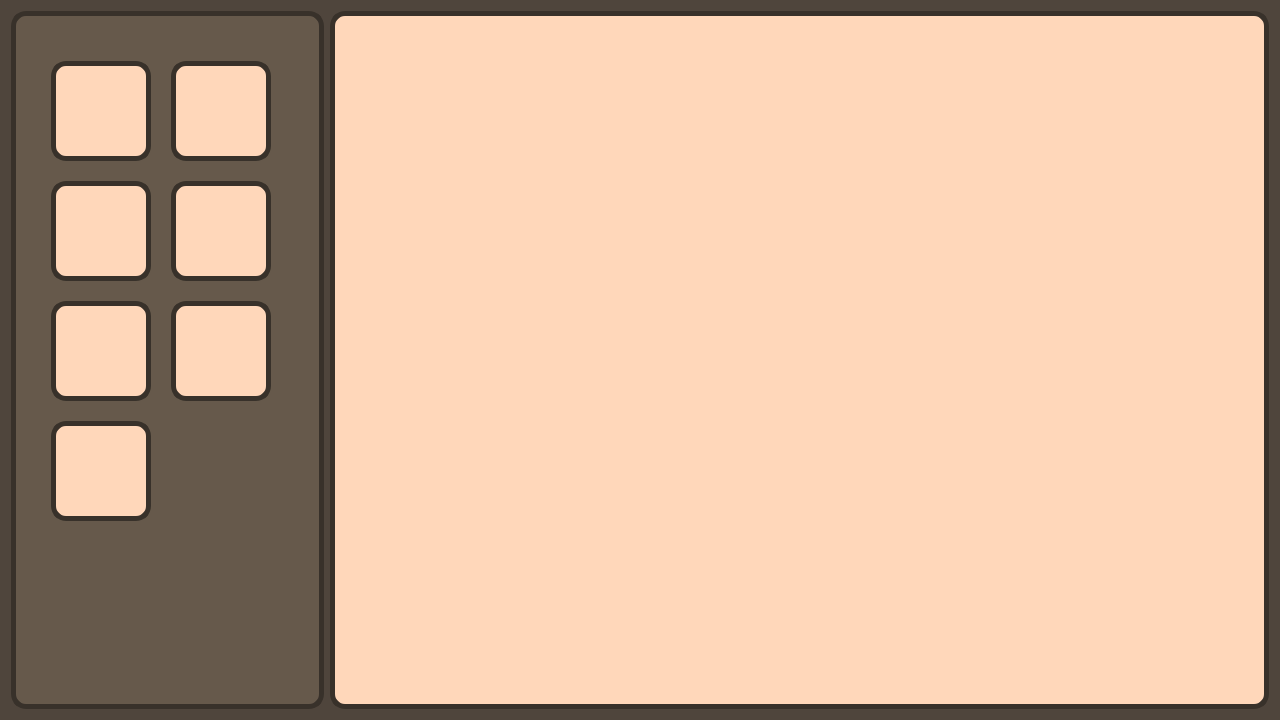
Qt form levels_editor/editor.ui (ArtemToporkov/Teeworlds) before a commit.
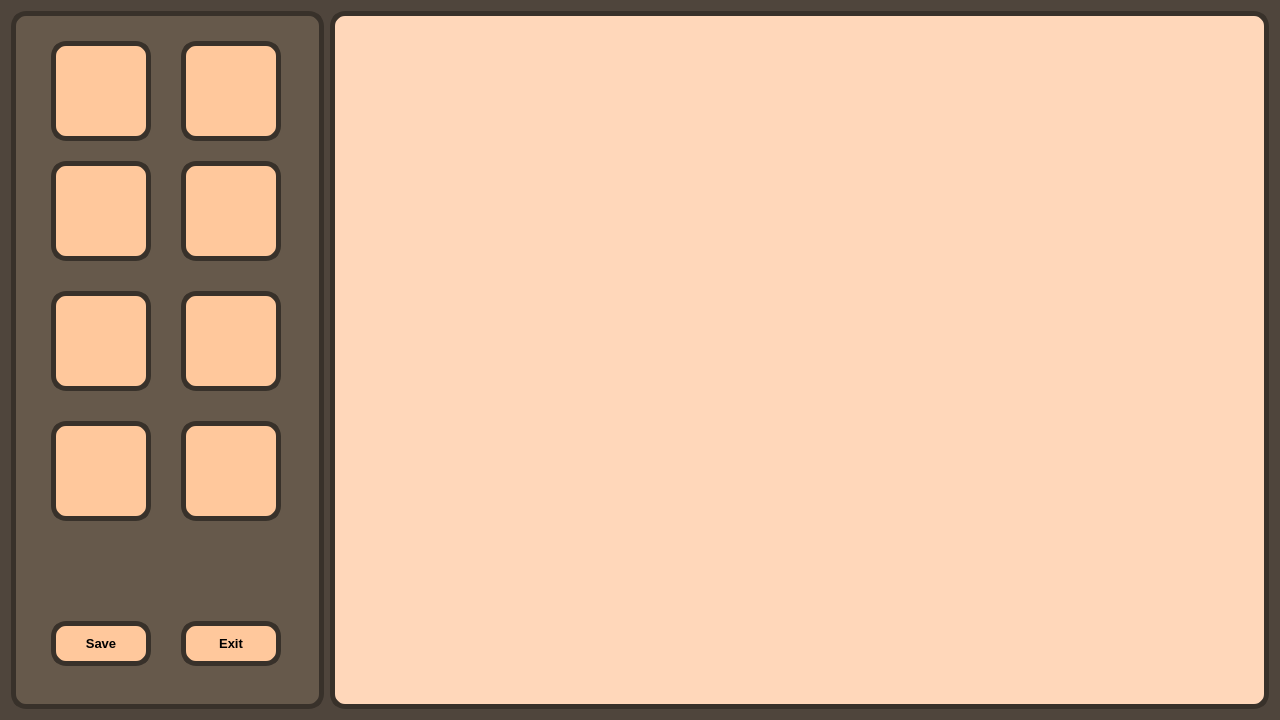
The same form after that commit. Icons and pictures are not drawn.

Patch:
```diff
--- a/levels_editor/editor.ui
+++ b/levels_editor/editor.ui
@@ -35,6 +35,23 @@
    <string notr="true">background-color: rgb(79, 69, 60);</string>
   </property>
   <layout class="QGridLayout" name="gridLayout">
+   <item row="0" column="1">
+    <widget class="QWidget" name="widget_2" native="true">
+     <property name="sizePolicy">
+      <sizepolicy hsizetype="Preferred" vsizetype="Preferred">
+       <horstretch>3</horstretch>
+       <verstretch>0</verstretch>
+      </sizepolicy>
+     </property>
+     <property name="styleSheet">
+      <string notr="true">background-color: rgb(255, 215, 186);
+border: 5px solid #38312a; /* Коричневая рамка */
+border-radius: 15px; /* Скруглённые углы */
+padding: 5px; /* Дополнительное пространство внутри кнопки */
+color: #000000;</string>
+     </property>
+    </widget>
+   </item>
    <item row="0" column="0">
     <widget class="QWidget" name="widget" native="true">
      <property name="sizePolicy">
@@ -52,109 +69,309 @@
 	color: #000000;
 }</string>
      </property>
-     <widget class="QLabel" name="label">
+     <widget class="QPushButton" name="saveButton">
       <property name="geometry">
        <rect>
         <x>40</x>
-        <y>50</y>
+        <y>610</y>
         <width>100</width>
+        <height>45</height>
+       </rect>
+      </property>
+      <property name="font">
+       <font>
+        <family>Arial</family>
+        <pointsize>10</pointsize>
+        <weight>75</weight>
+        <bold>true</bold>
+       </font>
+      </property>
+      <property name="styleSheet">
+       <string notr="true">QPushButton {
+	background-color: #FFC89C;
+}
+
+QPushButton:hover {
+    background-color: #FFDBBF; /* Изменение цвета фона при наведении */
+}
+
+QPushButton:pressed {
+    background-color: #FFB881; /* Изменение цвета фона при нажатии */
+}
+
+
+</string>
+      </property>
+      <property name="text">
+       <string>Save</string>
+      </property>
+     </widget>
+     <widget class="QPushButton" name="exitButton">
+      <property name="geometry">
+       <rect>
+        <x>170</x>
+        <y>610</y>
+        <width>100</width>
+        <height>45</height>
+       </rect>
+      </property>
+      <property name="font">
+       <font>
+        <family>Arial</family>
+        <pointsize>10</pointsize>
+        <weight>75</weight>
+        <bold>true</bold>
+       </font>
+      </property>
+      <property name="styleSheet">
+       <string notr="true">QPushButton {
+	background-color: #FFC89C;
+}
+
+QPushButton:hover {
+    background-color: #FFDBBF; /* Изменение цвета фона при наведении */
+}
+
+QPushButton:pressed {
+    background-color: #FFB881; /* Изменение цвета фона при нажатии */
+}
+
+
+</string>
+      </property>
+      <property name="text">
+       <string>Exit</string>
+      </property>
+     </widget>
+     <widget class="QPushButton" name="secondPlatform">
+      <property name="geometry">
+       <rect>
+        <x>170</x>
+        <y>30</y>
+        <width>100</width>
         <height>100</height>
        </rect>
       </property>
+      <property name="font">
+       <font>
+        <family>Arial</family>
+        <pointsize>10</pointsize>
+        <weight>75</weight>
+        <bold>true</bold>
+       </font>
+      </property>
       <property name="styleSheet">
-       <string notr="true">image: url(:/platforms/1.png);
-background-color: rgb(255, 215, 186);</string>
+       <string notr="true">QPushButton {
+	image: url(:/platforms/3.png);
+	background-color: #FFC89C;
+}
+
+QPushButton:hover {
+    background-color: #FFDBBF; /* Изменение цвета фона при наведении */
+}
+
+QPushButton:pressed {
+    background-color: #FFB881; /* Изменение цвета фона при нажатии */
+}
+
+
+</string>
       </property>
       <property name="text">
        <string/>
       </property>
      </widget>
-     <widget class="QLabel" name="label_2">
+     <widget class="QPushButton" name="firstPlatform">
       <property name="geometry">
        <rect>
-        <x>160</x>
-        <y>50</y>
+        <x>40</x>
+        <y>30</y>
         <width>100</width>
         <height>100</height>
        </rect>
       </property>
+      <property name="font">
+       <font>
+        <family>Arial</family>
+        <pointsize>10</pointsize>
+        <weight>75</weight>
+        <bold>true</bold>
+       </font>
+      </property>
       <property name="styleSheet">
-       <string notr="true">image: url(:/platforms/3.png);
-background-color: rgb(255, 215, 186);</string>
+       <string notr="true">QPushButton {
+	image: url(:/platforms/1.png);
+	background-color: #FFC89C;
+}
+
+QPushButton:hover {
+    background-color: #FFDBBF; /* Изменение цвета фона при наведении */
+}
+
+QPushButton:pressed {
+    background-color: #FFB881; /* Изменение цвета фона при нажатии */
+}
+
+
+</string>
       </property>
       <property name="text">
        <string/>
       </property>
      </widget>
-     <widget class="QLabel" name="label_3">
+     <widget class="QPushButton" name="fourthPlatform">
       <property name="geometry">
        <rect>
-        <x>160</x>
-        <y>170</y>
+        <x>170</x>
+        <y>150</y>
         <width>100</width>
         <height>100</height>
        </rect>
       </property>
+      <property name="font">
+       <font>
+        <family>Arial</family>
+        <pointsize>10</pointsize>
+        <weight>75</weight>
+        <bold>true</bold>
+       </font>
+      </property>
       <property name="styleSheet">
-       <string notr="true">image: url(:/platforms/5.png);
-background-color: rgb(255, 215, 186);</string>
+       <string notr="true">QPushButton {
+	image: url(:/platforms/5.png);
+	background-color: #FFC89C;
+}
+
+QPushButton:hover {
+    background-color: #FFDBBF; /* Изменение цвета фона при наведении */
+}
+
+QPushButton:pressed {
+    background-color: #FFB881; /* Изменение цвета фона при нажатии */
+}
+
+
+</string>
       </property>
       <property name="text">
        <string/>
       </property>
      </widget>
-     <widget class="QLabel" name="label_4">
+     <widget class="QPushButton" name="thirdPlatform">
       <property name="geometry">
        <rect>
         <x>40</x>
-        <y>170</y>
+        <y>150</y>
         <width>100</width>
         <height>100</height>
        </rect>
       </property>
+      <property name="font">
+       <font>
+        <family>Arial</family>
+        <pointsize>10</pointsize>
+        <weight>75</weight>
+        <bold>true</bold>
+       </font>
+      </property>
       <property name="styleSheet">
-       <string notr="true">image: url(:/platforms/4.png);
-background-color: rgb(255, 215, 186);</string>
+       <string notr="true">QPushButton {
+	image: url(:/platforms/4.png);
+	background-color: #FFC89C;
+}
+
+QPushButton:hover {
+    background-color: #FFDBBF; /* Изменение цвета фона при наведении */
+}
+
+QPushButton:pressed {
+    background-color: #FFB881; /* Изменение цвета фона при нажатии */
+}
+
+
+</string>
       </property>
       <property name="text">
        <string/>
       </property>
      </widget>
-     <widget class="QLabel" name="label_5">
+     <widget class="QPushButton" name="sixthPlatform">
       <property name="geometry">
        <rect>
-        <x>160</x>
-        <y>290</y>
+        <x>170</x>
+        <y>280</y>
         <width>100</width>
         <height>100</height>
        </rect>
       </property>
+      <property name="font">
+       <font>
+        <family>Arial</family>
+        <pointsize>10</pointsize>
+        <weight>75</weight>
+        <bold>true</bold>
+       </font>
+      </property>
       <property name="styleSheet">
-       <string notr="true">image: url(:/platforms/7.png);
-background-color: rgb(255, 215, 186);</string>
+       <string notr="true">QPushButton {
+	image: url(:/platforms/7.png);
+	background-color: #FFC89C;
+}
+
+QPushButton:hover {
+    background-color: #FFDBBF; /* Изменение цвета фона при наведении */
+}
+
+QPushButton:pressed {
+    background-color: #FFB881; /* Изменение цвета фона при нажатии */
+}
+
+
+</string>
       </property>
       <property name="text">
        <string/>
       </property>
      </widget>
-     <widget class="QLabel" name="label_6">
+     <widget class="QPushButton" name="fifthPlatform">
       <property name="geometry">
        <rect>
         <x>40</x>
-        <y>290</y>
+        <y>280</y>
         <width>100</width>
         <height>100</height>
        </rect>
       </property>
+      <property name="font">
+       <font>
+        <family>Arial</family>
+        <pointsize>10</pointsize>
+        <weight>75</weight>
+        <bold>true</bold>
+       </font>
+      </property>
       <property name="styleSheet">
-       <string notr="true">image: url(:/platforms/6.png);
-background-color: rgb(255, 215, 186);</string>
+       <string notr="true">QPushButton {
+	image: url(:/platforms/6.png);
+	background-color: #FFC89C;
+}
+
+QPushButton:hover {
+    background-color: #FFDBBF; /* Изменение цвета фона при наведении */
+}
+
+QPushButton:pressed {
+    background-color: #FFB881; /* Изменение цвета фона при нажатии */
+}
+
+
+</string>
       </property>
       <property name="text">
        <string/>
       </property>
      </widget>
-     <widget class="QLabel" name="label_8">
+     <widget class="QPushButton" name="seventhPlatform">
       <property name="geometry">
        <rect>
         <x>40</x>
@@ -163,31 +380,73 @@
         <height>100</height>
        </rect>
       </property>
+      <property name="font">
+       <font>
+        <family>Arial</family>
+        <pointsize>10</pointsize>
+        <weight>75</weight>
+        <bold>true</bold>
+       </font>
+      </property>
       <property name="styleSheet">
-       <string notr="true">image: url(:/platforms/8.png);
-background-color: rgb(255, 215, 186);</string>
+       <string notr="true">QPushButton {
+	image: url(:/platforms/8.png);
+	background-color: #FFC89C;
+}
+
+QPushButton:hover {
+    background-color: #FFDBBF; /* Изменение цвета фона при наведении */
+}
+
+QPushButton:pressed {
+    background-color: #FFB881; /* Изменение цвета фона при нажатии */
+}
+
+
+</string>
       </property>
       <property name="text">
        <string/>
       </property>
      </widget>
-    </widget>
-   </item>
-   <item row="0" column="1">
-    <widget class="QWidget" name="widget_2" native="true">
-     <property name="sizePolicy">
-      <sizepolicy hsizetype="Preferred" vsizetype="Preferred">
-       <horstretch>3</horstretch>
-       <verstretch>0</verstretch>
-      </sizepolicy>
-     </property>
-     <property name="styleSheet">
-      <string notr="true">background-color: rgb(255, 215, 186);
-border: 5px solid #38312a; /* Коричневая рамка */
-border-radius: 15px; /* Скруглённые углы */
-padding: 5px; /* Дополнительное пространство внутри кнопки */
-color: #000000;</string>
-     </property>
+     <widget class="QPushButton" name="spawnButton">
+      <property name="geometry">
+       <rect>
+        <x>170</x>
+        <y>410</y>
+        <width>100</width>
+        <height>100</height>
+       </rect>
+      </property>
+      <property name="font">
+       <font>
+        <family>Arial</family>
+        <pointsize>10</pointsize>
+        <weight>75</weight>
+        <bold>true</bold>
+       </font>
+      </property>
+      <property name="styleSheet">
+       <string notr="true">QPushButton {
+	image: url(:/platforms/spawn.png);
+	background-color: #FFC89C;
+}
+
+QPushButton:hover {
+    background-color: #FFDBBF; /* Изменение цвета фона при наведении */
+}
+
+QPushButton:pressed {
+    background-color: #FFB881; /* Изменение цвета фона при нажатии */
+}
+
+
+</string>
+      </property>
+      <property name="text">
+       <string/>
+      </property>
+     </widget>
     </widget>
    </item>
   </layout>
```
